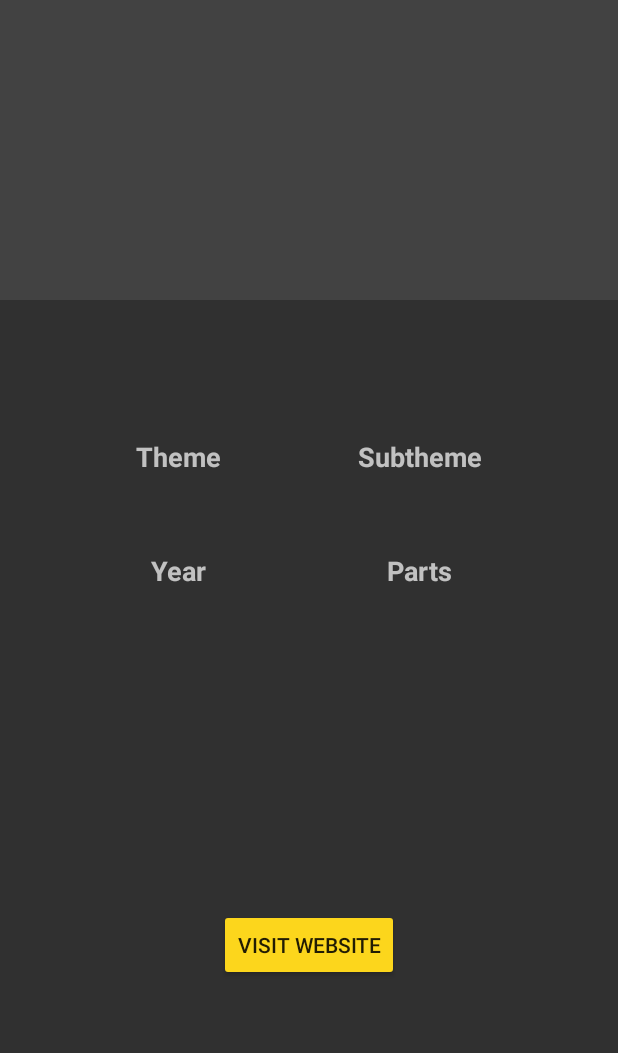
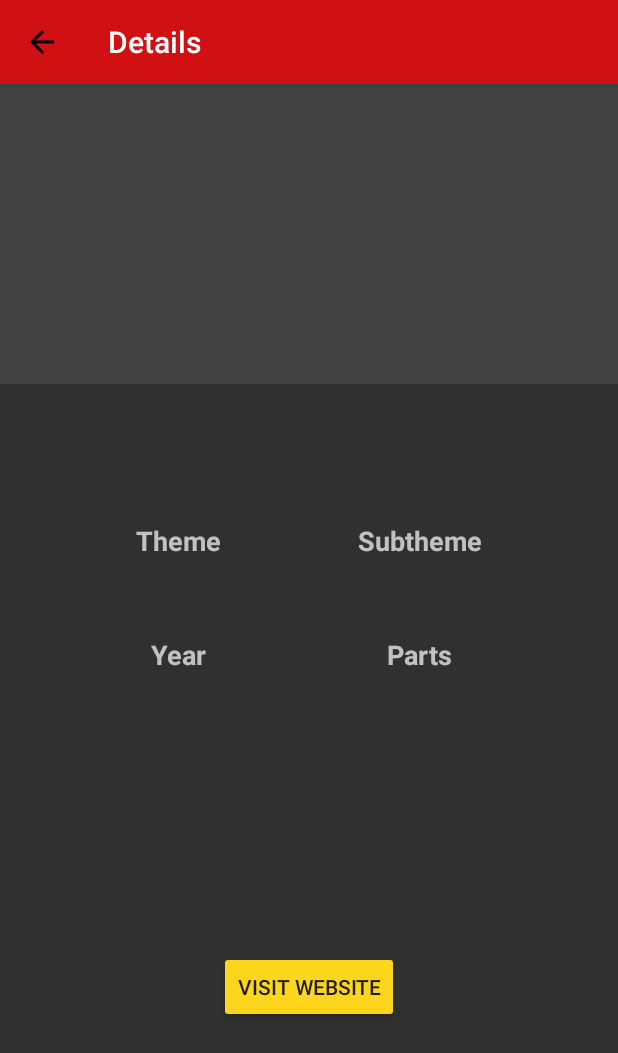
Before and after one commit to zsmb13/mobil-labor-project, an Android app: the SetDetailsActivity screen opened directly, with no data from a screen before it, on a phone screen of 412 x 824 dp. Shown: the top 1053 px of the screen. Run offline under Robolectric (Android 15) with nearby library versions, the phone set to English and light mode, and no system bars; our stand-ins replace Dagger/Hilt's generated code; pictures from the network do not load; 2 statements that could not run were skipped.

Commit message:
Add Toolbar to SetDetailsActivity

```diff
--- a/app/src/main/java/hu/bme/aut/stewe/rebrickableclient/ui/setdetails/SetDetailsActivity.kt
+++ b/app/src/main/java/hu/bme/aut/stewe/rebrickableclient/ui/setdetails/SetDetailsActivity.kt
@@ -5,10 +5,11 @@ import android.content.Intent
 import android.net.Uri
 import android.os.Bundle
 import android.support.customtabs.CustomTabsIntent
+import android.widget.Button
 import hu.bme.aut.stewe.rebrickableclient.R
 import hu.bme.aut.stewe.rebrickableclient.injector
 import hu.bme.aut.stewe.rebrickableclient.network.swagger.model.LegoSet
-import hu.bme.aut.stewe.rebrickableclient.ui.BaseActivity
+import hu.bme.aut.stewe.rebrickableclient.ui.AppBarActivity
 import hu.bme.aut.stewe.rebrickableclient.ui.loadFromUrl
 import hu.bme.aut.stewe.rebrickableclient.ui.longSnack
 import kotlinx.android.synthetic.main.activity_set_details.*
@@ -16,7 +17,7 @@ import kotlinx.android.synthetic.main.activity_sets.*
 import javax.inject.Inject
 
 
-class SetDetailsActivity : BaseActivity(), SetDetailsScreen {
+class SetDetailsActivity : AppBarActivity(), SetDetailsScreen {
     @Inject
     lateinit var presenter: SetDetailsPresenter
 
@@ -26,10 +27,13 @@ class SetDetailsActivity : BaseActivity(), SetDetailsScreen {
 
     override fun onCreate(savedInstanceState: Bundle?) {
         super.onCreate(savedInstanceState)
-        setContentView(R.layout.activity_set_details)
         injector.inject(this)
 
+        loadViewWithAppBar(R.layout.activity_set_details, getString(R.string.details))
+
         setNumber = intent.extras.getString(EXTRA_SET_NUMBER)
+
+        val setDetailsShowDetailsWebPageButton = findViewById<Button>(R.id.setDetailsShowDetailsWebPageButton)
 
         setDetailsShowDetailsWebPageButton.setOnClickListener {
             openSetDetailsPage(setUrl)
--- a/app/src/main/res/values/strings.xml
+++ b/app/src/main/res/values/strings.xml
@@ -14,4 +14,5 @@
 	<string name="add">Add</string>
 	<string name="setlists">Set lists</string>
 	<string name="sets_in_setlist_title_format">Sets in %s</string>
+	<string name="details">Details</string>
 </resources>
```
